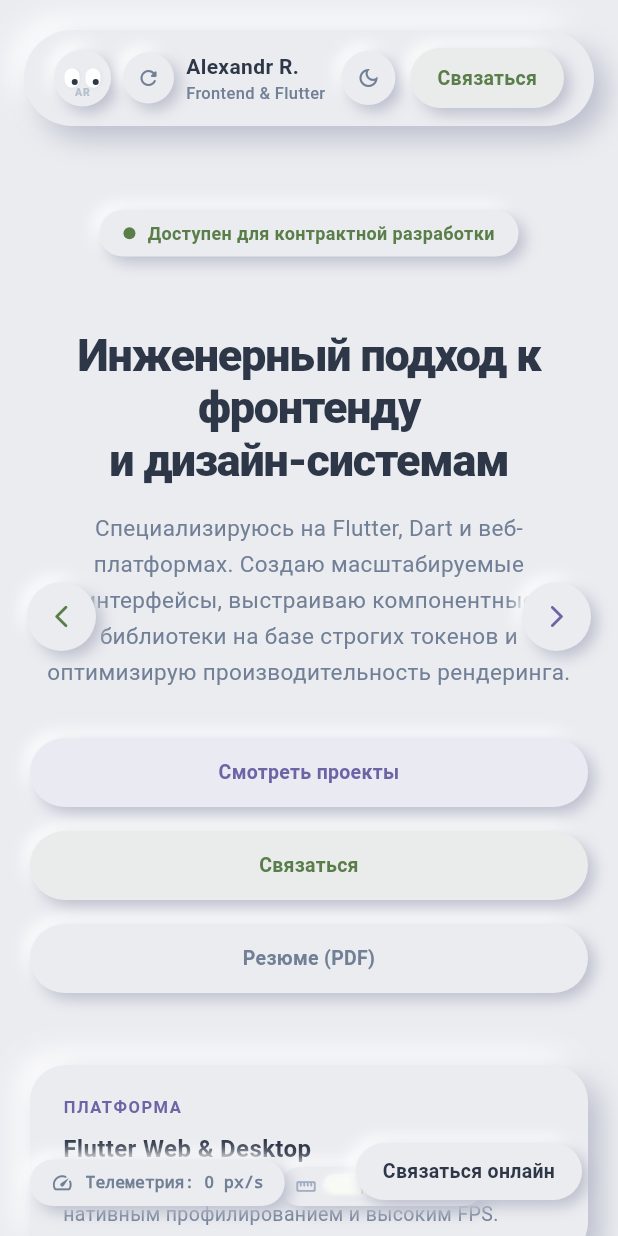
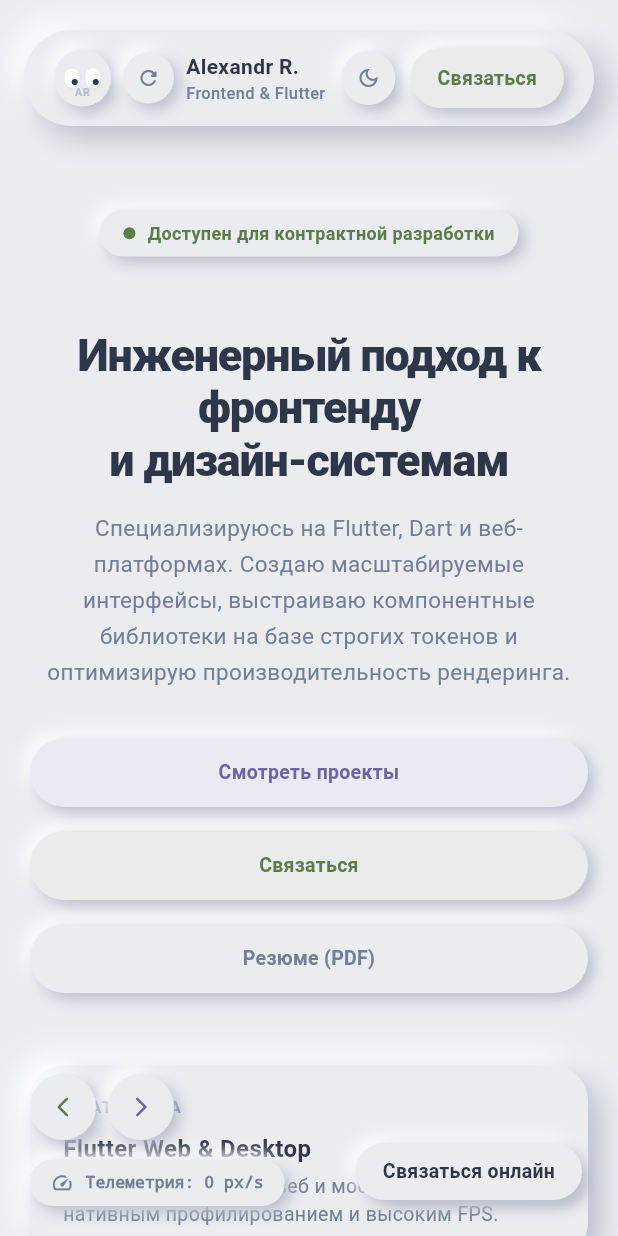
Before and after one commit to rassamaxaGT/web_profile, a Flutter app: the screen it shows after launch, on a phone screen of 412 x 824 dp. Run offline on Flutter 3.47's test engine with Material 3 defaults, Android fonts, the phone set to English and light mode, and no system bars.

Commit message:
fix: place arrows together in bottom-left and hide spirit bubble level underneath support button

```diff
--- a/lib/main.dart
+++ b/lib/main.dart
@@ -520,11 +520,15 @@ class _PortfolioHomePageState extends State<PortfolioHomePage> {
                 ),
               ),
 
-            // Левая стрелка: сдвигает весь интерфейс влево несколько шагов, а потом пружинисто центрирует
+            // Стрелки навигации вместе внизу слева
             Positioned(
-              left: 18,
-              top: MediaQuery.of(context).size.height / 2 - 24,
-              child: Tooltip(
+              left: 20,
+              bottom: 64,
+              child: Row(
+                mainAxisSize: MainAxisSize.min,
+                children: [
+                  // Левая стрелка: сдвигает весь интерфейс влево несколько шагов, а потом центрирует
+                  Tooltip(
                     message: _leftShiftClicks == 0
                         ? 'Сдвинуть весь сайт влево (Шаг 1/3)'
                         : _leftShiftClicks == 3
@@ -535,8 +539,8 @@ class _PortfolioHomePageState extends State<PortfolioHomePage> {
                       child: GestureDetector(
                         onTap: _onLeftArrowPressed,
                         child: Container(
-                      width: 46,
-                      height: 46,
+                          width: 44,
+                          height: 44,
                           decoration: BoxDecoration(
                             color: NeoColors.surface,
                             shape: BoxShape.circle,
@@ -547,15 +551,15 @@ class _PortfolioHomePageState extends State<PortfolioHomePage> {
                             children: [
                               const Icon(
                                 Icons.arrow_back_ios_new_rounded,
-                            size: 18,
+                                size: 16,
                                 color: NeoColors.sageDark,
                               ),
                               if (_leftShiftClicks > 0)
                                 Positioned(
-                              top: 5,
-                              right: 6,
+                                  top: 4,
+                                  right: 4,
                                   child: Container(
-                                padding: const EdgeInsets.symmetric(horizontal: 4, vertical: 2),
+                                    padding: const EdgeInsets.symmetric(horizontal: 4, vertical: 1.5),
                                     decoration: BoxDecoration(
                                       color: NeoColors.roseDark,
                                       borderRadius: BorderRadius.circular(NeoRadius.full),
@@ -563,7 +567,7 @@ class _PortfolioHomePageState extends State<PortfolioHomePage> {
                                     child: Text(
                                       '$_leftShiftClicks/3',
                                       style: const TextStyle(
-                                    fontSize: 8,
+                                        fontSize: 7.5,
                                         fontWeight: FontWeight.w800,
                                         color: Colors.white,
                                       ),
@@ -576,27 +580,28 @@ class _PortfolioHomePageState extends State<PortfolioHomePage> {
                       ),
                     ),
                   ),
+                  const SizedBox(width: 8),
+
+                  // Правая стрелка: при нажатии со свистом улетает через весь экран за правую границу!
+                  AnimatedContainer(
+                    duration: Duration(milliseconds: _rightArrowFled ? 600 : 700),
+                    curve: _rightArrowFled ? Curves.easeInQuad : Curves.easeOutBack,
+                    transform: Matrix4.translationValues(
+                      _rightArrowFled ? (MediaQuery.of(context).size.width + 120.0) : 0.0,
+                      0,
+                      0,
                     ),
-
-            // Правая стрелка: при нажатии со свистом улетает за правую границу экрана!
-            Positioned(
-              right: 18,
-              top: MediaQuery.of(context).size.height / 2 - 24,
-              child: AnimatedContainer(
-                duration: Duration(milliseconds: _rightArrowFled ? 450 : 700),
-                curve: _rightArrowFled ? Curves.easeInBack : Curves.easeOutBack,
-                transform: Matrix4.translationValues(_rightArrowFled ? 400.0 : 0.0, 0, 0),
                     child: Tooltip(
                       message: _rightArrowFled
-                      ? 'Уехала вправо...'
+                          ? 'Улетела направо...'
                           : 'Стрелка вправо (Нажмите, чтобы отправить)',
                       child: MouseRegion(
                         cursor: SystemMouseCursors.click,
                         child: GestureDetector(
                           onTap: _onRightArrowPressed,
                           child: Container(
-                        width: 46,
-                        height: 46,
+                            width: 44,
+                            height: 44,
                             decoration: BoxDecoration(
                               color: NeoColors.surface,
                               shape: BoxShape.circle,
@@ -605,7 +610,7 @@ class _PortfolioHomePageState extends State<PortfolioHomePage> {
                             child: const Center(
                               child: Icon(
                                 Icons.arrow_forward_ios_rounded,
-                            size: 18,
+                                size: 16,
                                 color: NeoColors.lavenderDark,
                               ),
                             ),
@@ -614,17 +619,7 @@ class _PortfolioHomePageState extends State<PortfolioHomePage> {
                       ),
                     ),
                   ),
-            ),
-
-            // Строительный уровень страницы (пассивный пузырек + калибровка горизонта)
-            Positioned(
-              bottom: 20,
-              right: 90,
-              child: AbsurdBubbleLevel(
-                cursorPos: _cursorPos,
-                onTiltChanged: (tilt) {
-                  setState(() => _levelTiltTurns = tilt);
-                },
+                ],
               ),
             ),
 
@@ -640,8 +635,15 @@ class _PortfolioHomePageState extends State<PortfolioHomePage> {
               ),
             ),
 
-            // Фейковый чат-бот Виталий в правом нижнем углу
-            const VitaliyChatBot(),
+            // Фейковый чат-бот Виталий в правом нижнем углу, под кнопкой которого прячется строительный уровень
+            VitaliyChatBot(
+              underButton: AbsurdBubbleLevel(
+                cursorPos: _cursorPos,
+                onTiltChanged: (tilt) {
+                  setState(() => _levelTiltTurns = tilt);
+                },
+              ),
+            ),
           ],
         ),
       ),
--- a/lib/widgets/vitaliy_chat_bot.dart
+++ b/lib/widgets/vitaliy_chat_bot.dart
@@ -4,7 +4,12 @@ import 'neomorphic_button.dart';
 import 'neomorphic_card.dart';
 
 class VitaliyChatBot extends StatefulWidget {
-  const VitaliyChatBot({super.key});
+  final Widget? underButton;
+
+  const VitaliyChatBot({
+    super.key,
+    this.underButton,
+  });
 
   @override
   State<VitaliyChatBot> createState() => _VitaliyChatBotState();
@@ -12,6 +17,7 @@ class VitaliyChatBot extends StatefulWidget {
 
 class _VitaliyChatBotState extends State<VitaliyChatBot> {
   bool _isOpen = false;
+  bool _isButtonLifted = false;
   final TextEditingController _controller = TextEditingController();
   final List<Map<String, String>> _messages = [
     {'from': 'vitaliy', 'text': 'Здравствуйте. Готов ответить на технические вопросы по коду.'},
@@ -156,11 +162,35 @@ class _VitaliyChatBotState extends State<VitaliyChatBot> {
               ),
             ),
 
-          // Кнопка открытия
-          NeomorphicButton(
-            text: _isOpen ? 'Свернуть' : 'Связаться онлайн',
-            height: 38,
-            onPressed: () => setState(() => _isOpen = !_isOpen),
+          // Кнопка поддержки, под которой прячется строительный уровень
+          Stack(
+            clipBehavior: Clip.none,
+            alignment: Alignment.bottomRight,
+            children: [
+              // Спрятанный под кнопкой уровень
+              if (widget.underButton != null)
+                Positioned(
+                  bottom: 2,
+                  right: 4,
+                  child: widget.underButton!,
+                ),
+
+              // Сама кнопка, которая приподнимается при наведении
+              MouseRegion(
+                onEnter: (_) => setState(() => _isButtonLifted = true),
+                onExit: (_) => setState(() => _isButtonLifted = false),
+                child: AnimatedContainer(
+                  duration: const Duration(milliseconds: 250),
+                  curve: Curves.easeOutBack,
+                  transform: Matrix4.translationValues(0, _isButtonLifted ? -36.0 : 0.0, 0),
+                  child: NeomorphicButton(
+                    text: _isOpen ? 'Свернуть' : 'Связаться онлайн',
+                    height: 38,
+                    onPressed: () => setState(() => _isOpen = !_isOpen),
+                  ),
+                ),
+              ),
+            ],
           ),
         ],
       ),
```
Also changed, not shown: 2 other files. Lines whose indentation alone changed are shown as unchanged.
